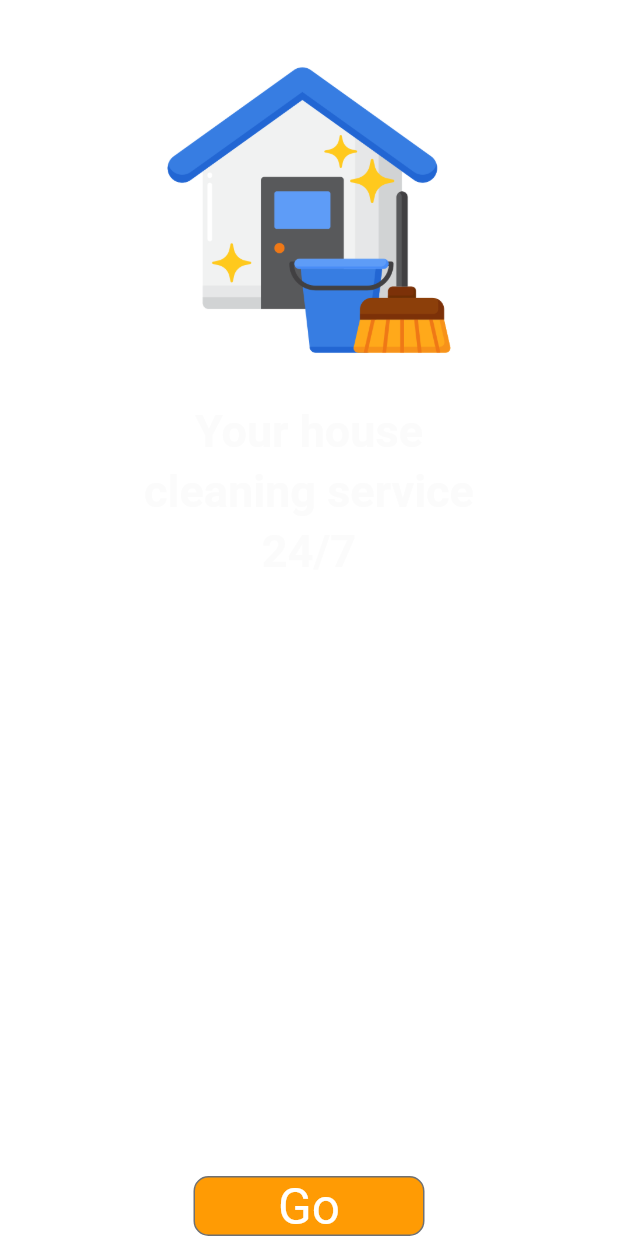
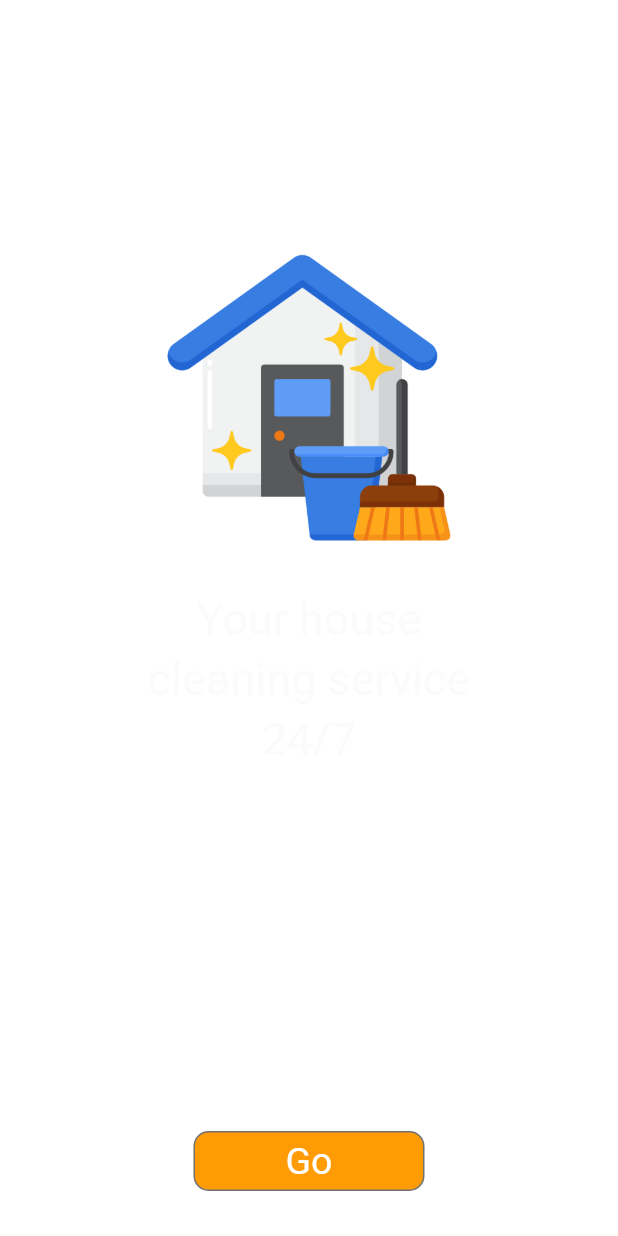
Before and after one commit to prinonbhowmik/Flutter-UI, a Flutter app: the screen it shows after launch, on a phone screen of 412 x 824 dp. Run offline on Flutter 3.47's test engine with Material 2 defaults, Android fonts, the phone set to English and light mode, and no system bars; our stand-ins replace flutter_neumorphic; Roboto replaces fonts that are missing (Segoe UI).

```diff
--- a/house_cleaning_ui/lib/main.dart
+++ b/house_cleaning_ui/lib/main.dart
@@ -36,6 +36,11 @@ class _MyHomePageState extends State<MyHomePage> {
         body: Center(
           child: Column(
             children: [
+              Expanded(
+                flex: 4,
+                child: Column(
+                  mainAxisAlignment: MainAxisAlignment.center,
+                  children: [
                     const SizedBox(
                       height: 40,
                     ),
@@ -52,7 +57,7 @@ class _MyHomePageState extends State<MyHomePage> {
                       "Your house",
                       style: TextStyle(
                         fontFamily: "Segoe UI",
-                  fontWeight: FontWeight.w700,
+                        fontWeight: FontWeight.w400,
                         fontSize: 30,
                         color: Color(0xfffbfbfb),
                       ),
@@ -64,7 +69,7 @@ class _MyHomePageState extends State<MyHomePage> {
                       "cleaning service",
                       style: TextStyle(
                         fontFamily: "Segoe UI",
-                  fontWeight: FontWeight.w700,
+                        fontWeight: FontWeight.w400,
                         fontSize: 30,
                         color: Color(0xfffbfbfb),
                       ),
@@ -76,12 +81,16 @@ class _MyHomePageState extends State<MyHomePage> {
                       "24/7",
                       style: TextStyle(
                         fontFamily: "Segoe UI",
-                  fontWeight: FontWeight.w700,
+                        fontWeight: FontWeight.w400,
                         fontSize: 30,
                         color: Color(0xfffbfbfb),
                       ),
                     ),
+                  ],
+                ),
+              ),
               Expanded(
+                flex: 1,
                   child: Align(
                     alignment: FractionalOffset.bottomCenter,
                     child: Container(
@@ -107,7 +116,7 @@ class _MyHomePageState extends State<MyHomePage> {
                             "Go",
                             style: TextStyle(
                               fontFamily: "Segoe UI",fontWeight: FontWeight.w400,
-                            fontSize: 33,
+                              fontSize: 25,
                               color:Color(0xffffffff),
                             ),
                           ),
@@ -116,6 +125,9 @@ class _MyHomePageState extends State<MyHomePage> {
                     ),
                   ),
                 ),
+              const SizedBox(
+                height: 30,
+              ),
             ],
           ),
         ),
--- a/house_cleaning_ui/pubspec.yaml
+++ b/house_cleaning_ui/pubspec.yaml
@@ -34,6 +34,7 @@ dependencies:
   # The following adds the Cupertino Icons font to your application.
   # Use with the CupertinoIcons class for iOS style icons.
   cupertino_icons: ^1.0.2
+  flutter_neumorphic: ^3.0.3
 
 dev_dependencies:
   flutter_test:
@@ -60,6 +61,7 @@ flutter:
   # To add assets to your application, add an assets section, like this:
   assets:
     - images/cleaning.png
+    - images/prinon.jpg
   #   - images/a_dot_ham.jpeg
 
   # An image asset can refer to one or more resolution-specific "variants", see
```
Also changed, not shown: house_cleaning_ui/lib/Second.dart (+81 -3 lines), house_cleaning_ui/images/prinon.jpg (added), house_cleaning_ui/pubspec.lock. Lines whose indentation alone changed are shown as unchanged.
